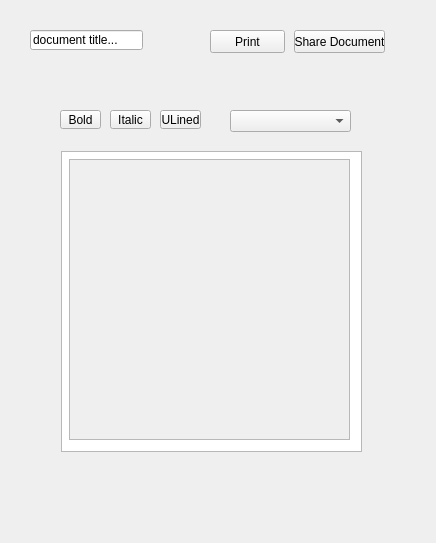
Above: src/client/texteditor.ui from aleoli/Shared-Editor before the change. Below: the same form after it.
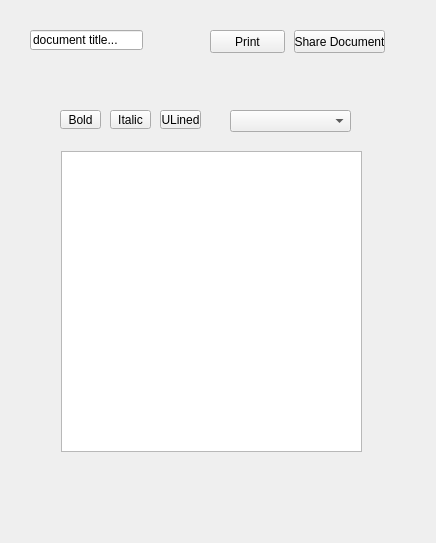
That is the form after the change.

Commit message: Commentato rettangolo brutto sopra area di testo.

The edit to the form file:
```diff
--- a/src/client/texteditor.ui
+++ b/src/client/texteditor.ui
@@ -71,7 +71,7 @@
      <string>ULined</string>
     </property>
    </widget>
-   <widget class="QScrollArea" name="scrollArea">
+  <!-- <widget class="QScrollArea" name="scrollArea">
     <property name="geometry">
      <rect>
       <x>39</x>
@@ -93,7 +93,7 @@
       </rect>
      </property>
     </widget>
-   </widget>
+  </widget>-->
    <widget class="QComboBox" name="comboBox">
     <property name="geometry">
      <rect>
```
